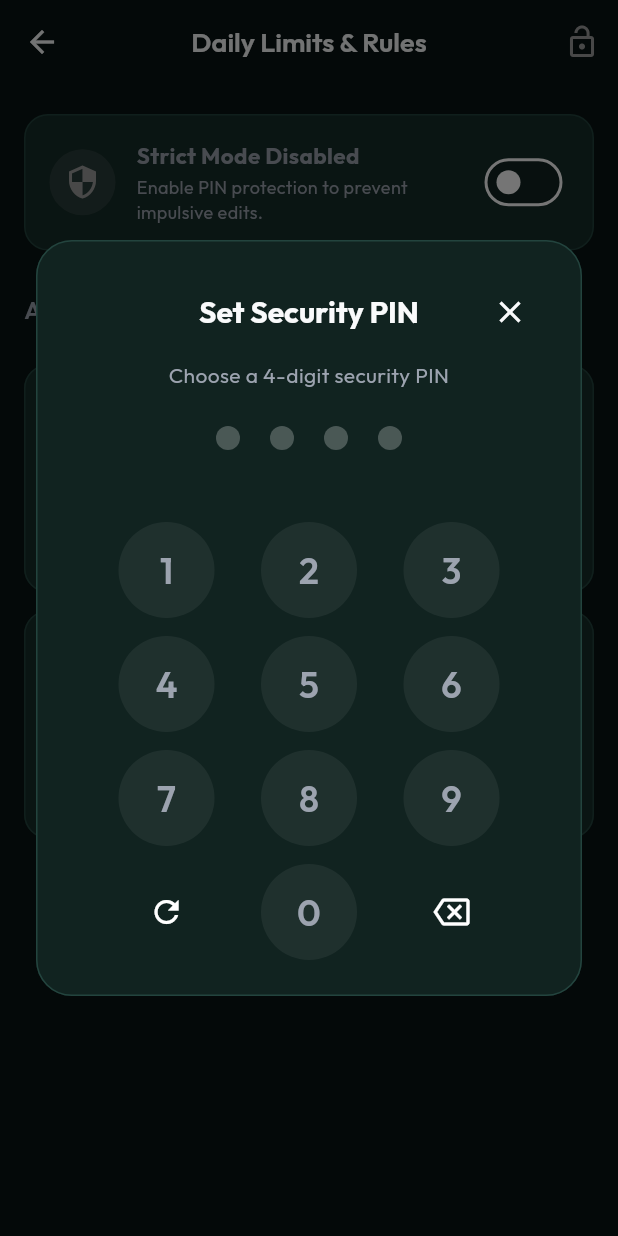
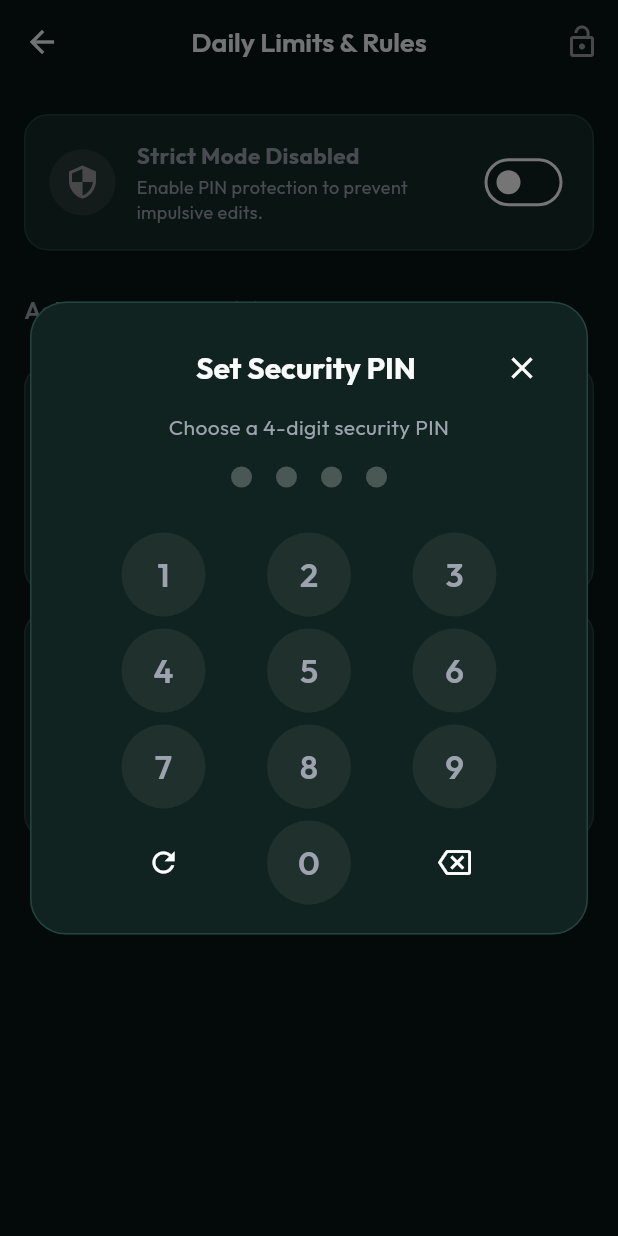
Before and after one commit to Souravsanyal1/my-appr, a Flutter app: the LimitScreen screen opened by its route, after a tap on the "delete outline" icon, after a tap on the "lock open" icon, on a phone screen of 412 x 824 dp. Run offline on Flutter 3.47's test engine with Material 3 defaults, Android fonts, the light colour scheme and no system bars; our stand-ins replace cloud_firestore, firebase_auth, firebase_core, firebase_database, get, get_storage and 1 more; accounts and stored records are empty.

Commit message:
fix: make PinDialog scrollable and keypad compact to eliminate vertical RenderFlex overflow

```diff
--- a/lib/features/security/views/pin_dialog.dart
+++ b/lib/features/security/views/pin_dialog.dart
@@ -46,15 +46,15 @@ class PinDialog extends StatelessWidget {
           color: isDark ? AppColors.darkCardBorder : AppColors.lightCardBorder,
         ),
       ),
-      insetPadding: const EdgeInsets.symmetric(horizontal: 24, vertical: 32),
-      child: Padding(
-        padding: const EdgeInsets.all(24.0),
+      insetPadding: const EdgeInsets.symmetric(horizontal: 20, vertical: 20),
+      child: SingleChildScrollView(
+        padding: const EdgeInsets.symmetric(horizontal: 20.0, vertical: 20.0),
         child: Column(
           mainAxisSize: MainAxisSize.min,
           children: [
             Row(
               children: [
-                const SizedBox(width: 48),
+                const SizedBox(width: 44),
                 Expanded(
                   child: Text(
                     title,
@@ -72,7 +72,7 @@ class PinDialog extends StatelessWidget {
                 ),
               ],
             ),
-            const SizedBox(height: 8),
+            const SizedBox(height: 6),
             Obx(() {
               String currentSubtitle = subtitle;
               if (isSetupMode) {
@@ -86,7 +86,7 @@ class PinDialog extends StatelessWidget {
                 style: Theme.of(context).textTheme.bodyMedium,
               );
             }),
-            const SizedBox(height: 24),
+            const SizedBox(height: 16),
             // PIN Dots Indicator
             Obx(() {
               final len = controller.enteredPin.value.length;
@@ -96,9 +96,9 @@ class PinDialog extends StatelessWidget {
                   final isFilled = index < len;
                   return AnimatedContainer(
                     duration: const Duration(milliseconds: 200),
-                    margin: const EdgeInsets.symmetric(horizontal: 10),
-                    width: 16,
-                    height: 16,
+                    margin: const EdgeInsets.symmetric(horizontal: 8),
+                    width: 14,
+                    height: 14,
                     decoration: BoxDecoration(
                       shape: BoxShape.circle,
                       color: isFilled
@@ -112,25 +112,25 @@ class PinDialog extends StatelessWidget {
                 }),
               );
             }),
-            const SizedBox(height: 12),
+            const SizedBox(height: 8),
             // Error Message
             Obx(() {
               if (controller.errorMessage.value.isEmpty) {
-                return const SizedBox(height: 20);
+                return const SizedBox(height: 12);
               }
               return Padding(
-                padding: const EdgeInsets.only(top: 4, bottom: 8),
+                padding: const EdgeInsets.only(top: 2, bottom: 6),
                 child: Text(
                   controller.errorMessage.value,
                   style: const TextStyle(
                     color: AppColors.danger,
-                    fontSize: 13,
+                    fontSize: 12,
                     fontWeight: FontWeight.w500,
                   ),
                 ),
               );
             }),
-            const SizedBox(height: 16),
+            const SizedBox(height: 10),
             // Keypad
             _buildKeypad(context, controller),
           ],
@@ -143,11 +143,11 @@ class PinDialog extends StatelessWidget {
     return Column(
       children: [
         _buildRow(['1', '2', '3'], controller),
-        const SizedBox(height: 12),
+        const SizedBox(height: 8),
         _buildRow(['4', '5', '6'], controller),
-        const SizedBox(height: 12),
+        const SizedBox(height: 8),
         _buildRow(['7', '8', '9'], controller),
-        const SizedBox(height: 12),
+        const SizedBox(height: 8),
         Row(
           mainAxisAlignment: MainAxisAlignment.spaceEvenly,
           children: [
@@ -191,10 +191,10 @@ class PinDialog extends StatelessWidget {
           }
         }
       },
-      borderRadius: BorderRadius.circular(36),
+      borderRadius: BorderRadius.circular(32),
       child: Container(
-        width: 64,
-        height: 64,
+        width: 56,
+        height: 56,
         alignment: Alignment.center,
         decoration: BoxDecoration(
           shape: BoxShape.circle,
@@ -203,7 +203,7 @@ class PinDialog extends StatelessWidget {
         child: Text(
           digit,
           style: const TextStyle(
-            fontSize: 24,
+            fontSize: 22,
             fontWeight: FontWeight.w600,
           ),
         ),
@@ -217,12 +217,12 @@ class PinDialog extends StatelessWidget {
   }) {
     return InkWell(
       onTap: onTap,
-      borderRadius: BorderRadius.circular(36),
+      borderRadius: BorderRadius.circular(32),
       child: Container(
-        width: 64,
-        height: 64,
+        width: 56,
+        height: 56,
         alignment: Alignment.center,
-        child: Icon(icon, size: 24),
+        child: Icon(icon, size: 22),
       ),
     );
   }
```
